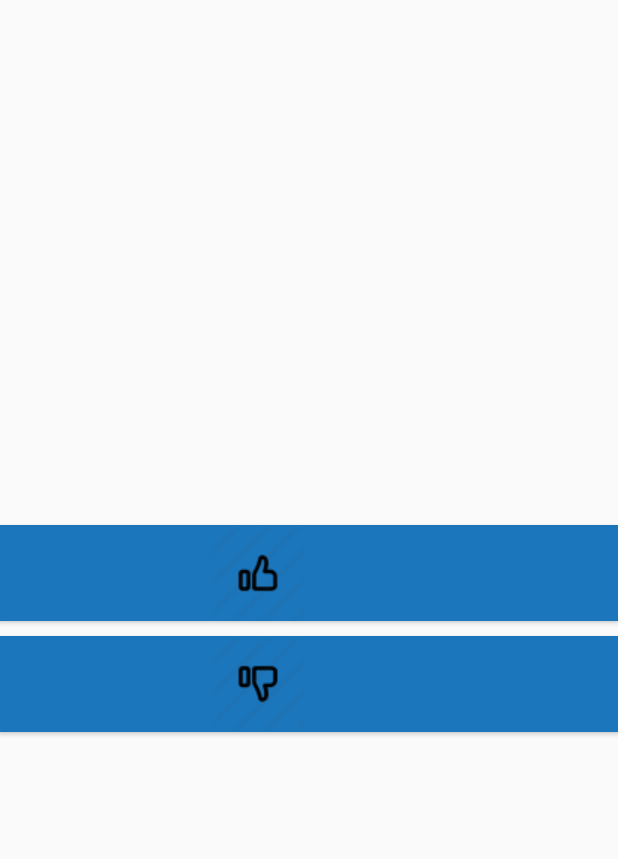
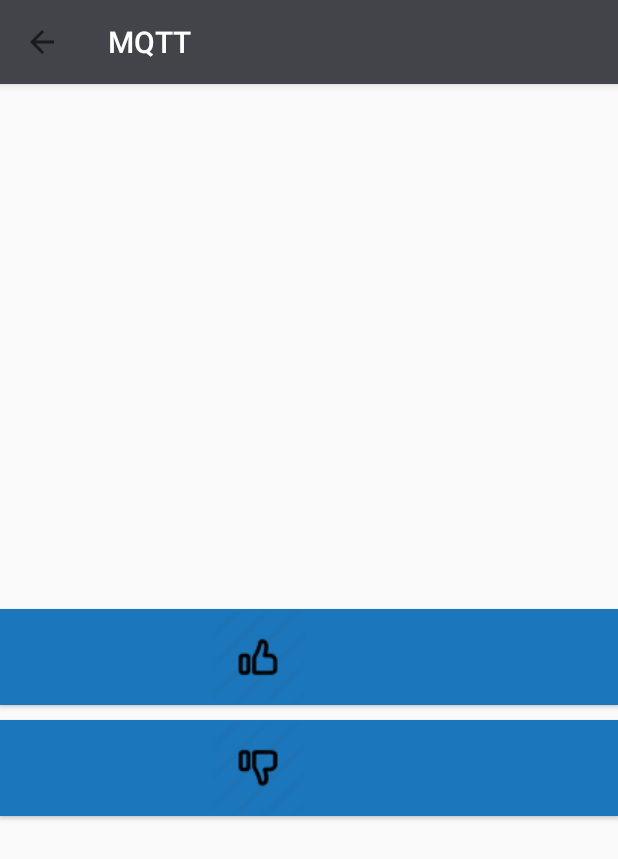
Before and after one commit to thangdc94/mqtt, an Android app: the NotificationActivity screen opened directly, with no data from a screen before it, on a phone screen of 412 x 824 dp. Shown: the top 859 px of the screen. Run offline under Robolectric (Android 15) with nearby library versions, the phone set to English and light mode, and no system bars; 1 statement that could not run was skipped.

```diff
--- a/app/src/main/java/com/example/am/mqtt/MainActivity.java
+++ b/app/src/main/java/com/example/am/mqtt/MainActivity.java
@@ -43,9 +43,9 @@ public class MainActivity extends AppCompatActivity {
             @Override
             public void onCheckedChanged(CompoundButton buttonView, boolean isChecked) {
                 if (isChecked) {
-                    PushService.publish("on");
+//                    PushService.publish(PushService.MQTT_TOPIC_CONTROL, "on");
                 } else {
-                    PushService.publish("off");
+//                    PushService.publish(PushService.MQTT_TOPIC_CONTROL, "off");
                 }
             }
         });
--- a/app/src/main/java/com/example/am/mqtt/MyReceiver.java
+++ b/app/src/main/java/com/example/am/mqtt/MyReceiver.java
@@ -14,6 +14,8 @@ public class MyReceiver extends BroadcastReceiver {
     public void onReceive(Context context, Intent intent) {
         String s = intent.getExtras().getString("message");
         Log.d("MyReceiver", s);
-        MainActivity.textView.setText(s);
+        if (MainActivity.textView != null) {
+            MainActivity.textView.setText(s);
+        }
     }
 }
--- a/app/src/main/java/com/example/am/mqtt/NotificationActivity.java
+++ b/app/src/main/java/com/example/am/mqtt/NotificationActivity.java
@@ -1,22 +1,63 @@
 package com.example.am.mqtt;
 
 import android.app.Activity;
+import android.content.Intent;
+import android.graphics.Color;
 import android.os.Bundle;
+import android.support.v7.app.AppCompatActivity;
+import android.support.v7.widget.Toolbar;
+import android.util.Log;
+import android.view.MenuItem;
+import android.view.View;
 import android.widget.Button;
 import android.widget.TextView;
+import android.widget.Toast;
 
 /**
  * Created by AM on 4/24/2016.
  */
-public class NotificationActivity extends Activity {
-    Button btnLike,btnDislike;
+public class NotificationActivity extends AppCompatActivity {
+    Button btnLike, btnDislike;
     TextView tv;
+
     @Override
     protected void onCreate(Bundle savedInstanceState) {
         super.onCreate(savedInstanceState);
         setContentView(R.layout.nofitication_event);
-        btnLike=(Button)findViewById(R.id.btnLike);
-        btnDislike=(Button)findViewById(R.id.btnDislike);
 
+        Toolbar myToolbar = (Toolbar) findViewById(R.id.nof_toolbar);
+        myToolbar.setTitleTextColor(Color.WHITE);
+        setSupportActionBar(myToolbar);
+        getSupportActionBar().setDisplayHomeAsUpEnabled(true);
+        getSupportActionBar().setHomeButtonEnabled(true);
+
+        btnLike = (Button) findViewById(R.id.btnLike);
+        btnDislike = (Button) findViewById(R.id.btnDislike);
+        final String s = getIntent().getExtras().getString("message");
+        tv = (TextView) findViewById(R.id.tvMess);
+        tv.setText(s);
+
+        btnLike.setOnClickListener(new View.OnClickListener() {
+            @Override
+            public void onClick(View v) {
+                Toast.makeText(NotificationActivity.this, ":))", Toast.LENGTH_SHORT).show();
+                finish();
+            }
+
+        });
+
+        btnDislike.setOnClickListener(new View.OnClickListener() {
+            @Override
+            public void onClick(View v) {
+                PushService.publish(PushService.MQTT_TOPIC_FEDDBACK, s);
+            }
+        });
+    }
+
+    @Override
+    public boolean onOptionsItemSelected(MenuItem item) {
+        if (item.getItemId() == android.R.id.home)
+            finish();
+        return super.onOptionsItemSelected(item);
     }
 }
--- a/app/src/main/res/layout/nofitication_event.xml
+++ b/app/src/main/res/layout/nofitication_event.xml
@@ -1,10 +1,27 @@
 <?xml version="1.0" encoding="utf-8"?>
 <RelativeLayout xmlns:android="http://schemas.android.com/apk/res/android"
+    xmlns:app="http://schemas.android.com/apk/res-auto"
     android:orientation="vertical"
     android:layout_width="match_parent"
     android:layout_height="match_parent">
+
+    <android.support.v7.widget.Toolbar
+        android:id="@+id/nof_toolbar"
+        android:layout_width="match_parent"
+        android:layout_height="?attr/actionBarSize"
+        android:background="@color/colorPrimary"
+        android:titleTextColor="@color/white"
+        android:elevation="4dp"
+        android:paddingRight="10dp"
+        android:theme="@style/Theme.AppCompat.Light.DarkActionBar"
+        app:popupTheme="@style/ThemeOverlay.AppCompat.Light"
+        >
+
+    </android.support.v7.widget.Toolbar>
+
     <TextView
         android:id="@+id/tvMess"
+        android:layout_below="@+id/nof_toolbar"
         android:layout_width="match_parent"
         android:layout_height="350dp" />
     <Button
```
Also changed, not shown: app/src/main/java/com/example/am/mqtt/PushService.java (+12 -6 lines).
